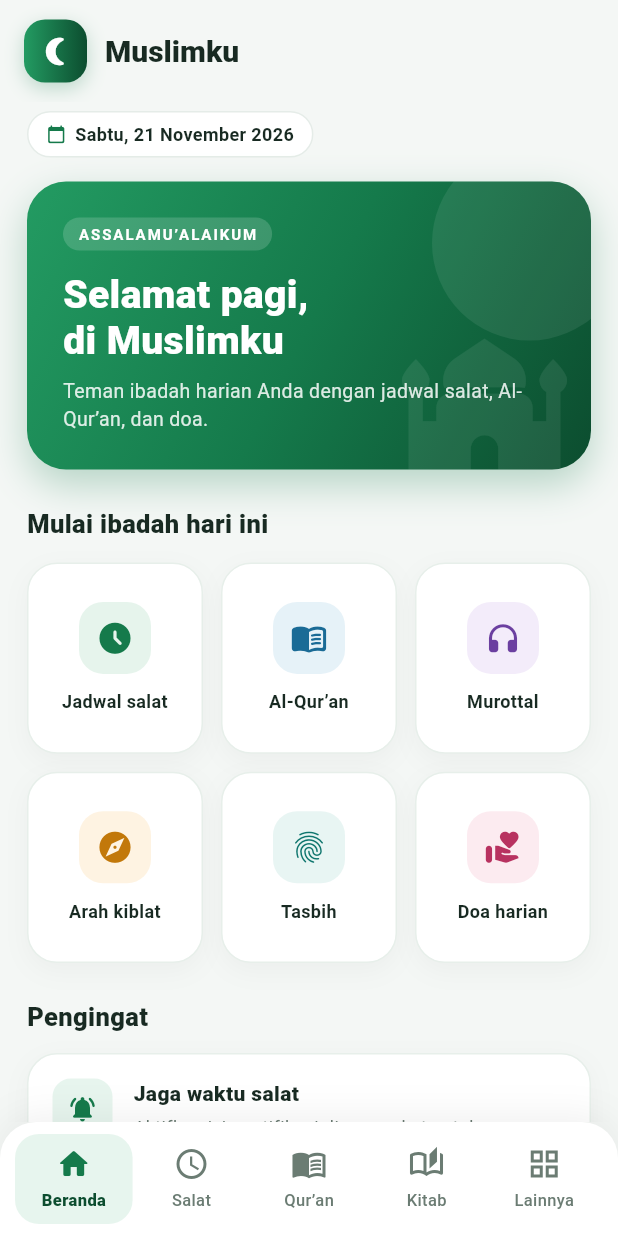
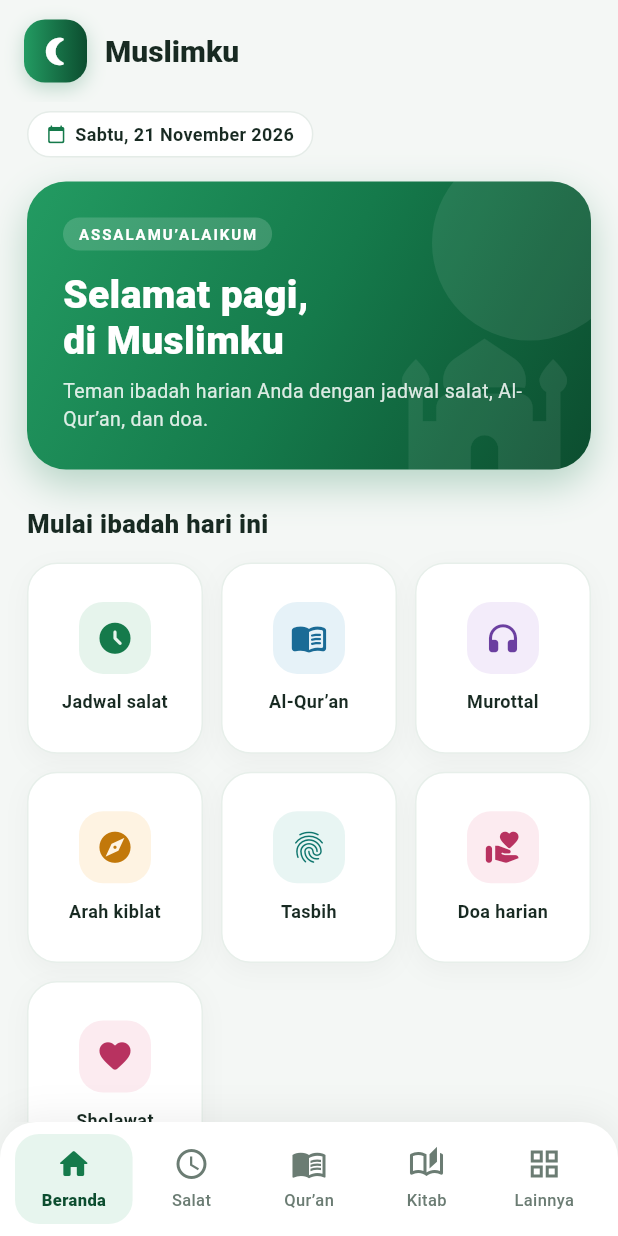
Before and after one commit to harmanibike/Muslimku, a Flutter app: the screen it shows after launch, on a phone screen of 412 x 824 dp. Run offline on Flutter 3.47's test engine with Material 3 defaults, Android fonts, the phone set to English and light mode, and no system bars; our stand-ins replace audioplayers, flutter_compass, flutter_local_notifications, geolocator, shared_preferences, timezone.

Commit message:
Update main.dart

```diff
--- a/lib/main.dart
+++ b/lib/main.dart
@@ -11,6 +11,7 @@ import 'package:http/http.dart' as http;
 import 'package:shared_preferences/shared_preferences.dart';
 
 import 'services/prayer_times_service.dart';
+import 'screens/sholawat_page.dart';
 
 void main() {
   WidgetsFlutterBinding.ensureInitialized();
@@ -508,6 +509,7 @@ class _HomePageState extends State<HomePage> {
             QuickTile('Arah kiblat', Icons.explore_rounded, const Color(0xFFFEF3E2), const Color(0xFFC2780A), () => _push(context, 'Arah Kiblat', const QiblaPage())),
             QuickTile('Tasbih', Icons.fingerprint_rounded, const Color(0xFFE8F5F3), const Color(0xFF0F766E), () => _push(context, 'Tasbih Digital', const TasbihPage())),
             QuickTile('Doa harian', Icons.volunteer_activism_rounded, const Color(0xFFFCEBF0), const Color(0xFFB83260), () => _push(context, 'Doa Harian', const DuaPage())),
+            QuickTile('Sholawat', Icons.favorite_rounded, const Color(0xFFFCEBF0), const Color(0xFFB83260), () => _push(context, 'Sholawat', const SholawatPage()),),
           ],
         ),
         const SizedBox(height: 24),
@@ -1995,8 +1997,10 @@ class MorePage extends StatelessWidget {
           _navTile(context, 'Hadis pilihan', Icons.auto_stories_rounded, 'Hadis Pilihan', const HadithPage()),
           _navTile(context, 'Kalkulator zakat', Icons.calculate_rounded, 'Kalkulator Zakat Mal', const ZakatPage()),
           _navTile(context, 'Pengingat salat', Icons.notifications_active_rounded, 'Pengingat Salat', const ReminderPage()),
+          _navTile(context, 'Sholawat', Icons.favorite_rounded, 'Sholawat', const SholawatPage(),),
           const SizedBox(height: 14),
           const InfoCard(icon: Icons.info_outline_rounded, title: 'Tentang Muslimku', text: 'Versi 1.4.0 • Aplikasi pendamping ibadah.'),
+
         ],
       );
 }
```
